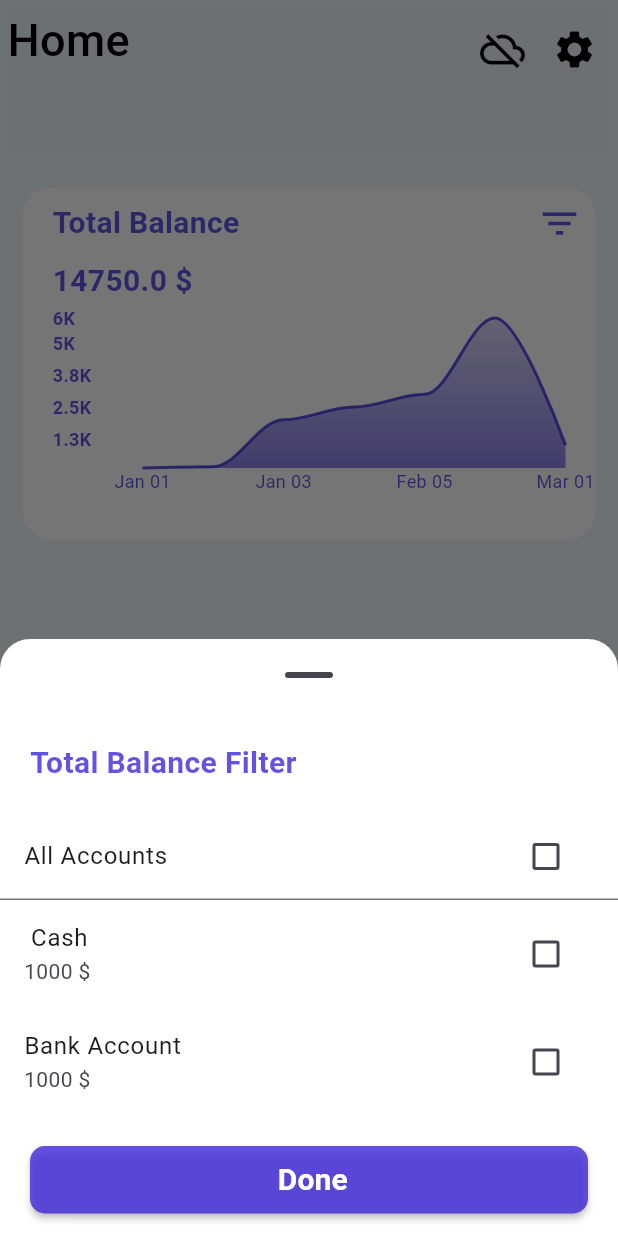
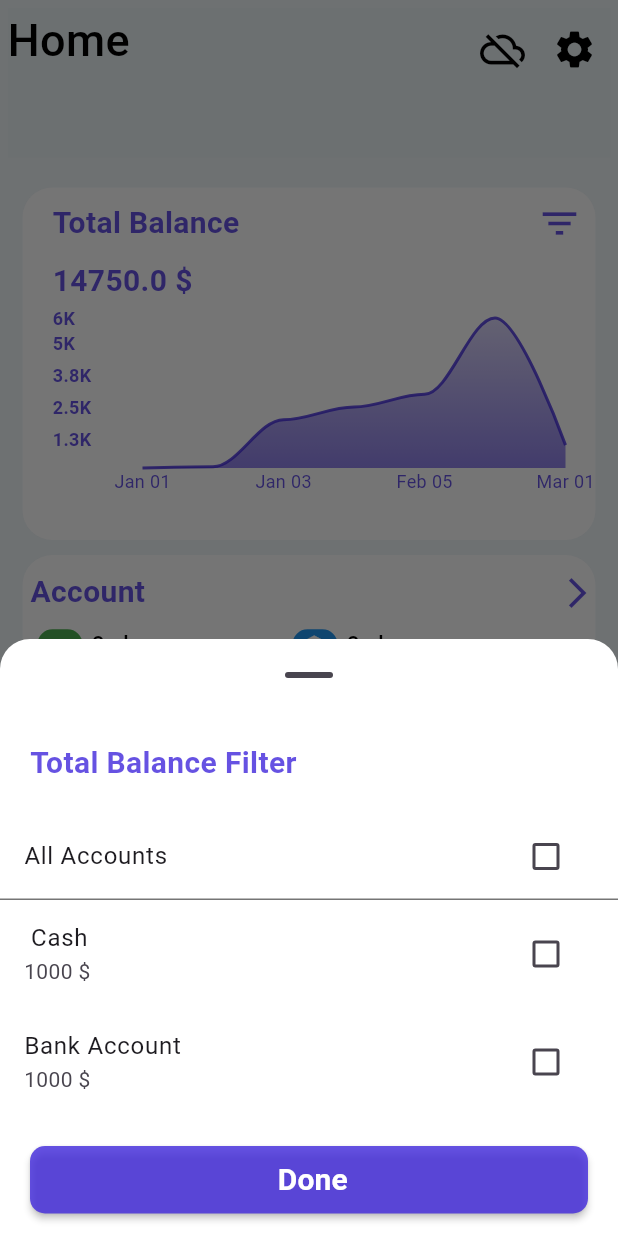
Before and after one commit to Khaled280-313/cash_flow, a Flutter app: the Home screen opened directly, after a tap on the "filter list" icon, on a phone screen of 412 x 824 dp. Run offline on Flutter 3.47's test engine with Material 3 defaults, Android fonts, the phone set to English and light mode, and no system bars; drawn by our look-alikes of fl_chart; our stand-ins replace dio, flutter_bloc, get_it, go_router, persistent_bottom_nav_bar, shared_preferences and 1 more; missing offline and left inert: data_connection_checker_tv; accounts and stored records are empty; Roboto replaces fonts that are missing (Montserrat).

Commit message:
Add account transaction data models and enhance UI components for better expense tracking

```diff
--- a/lib/core/utils/app_strings.dart
+++ b/lib/core/utils/app_strings.dart
@@ -45,5 +45,6 @@ abstract class AppStrings {
       cash = " Cash",
       bankAccount = "Bank Account",
       done = " Done",
-      allAccounts = "All Accounts";
+      allAccounts = "All Accounts",
+      account = " Account";
 }
--- a/lib/core/utils/app_text_style.dart
+++ b/lib/core/utils/app_text_style.dart
@@ -32,4 +32,11 @@ abstract class AppTextStyle {
     color: AppColor.primary,
     fontFamily: 'Montserrat',
   );
+
+  static final montserratBoldStyle12 = TextStyle(
+    fontSize: 12,
+    fontWeight: FontWeight.bold,
+    color: AppColor.black,
+    fontFamily: 'Montserrat',
+  );
 }
--- a/lib/features/home/presentation/widgets/custom_chart.dart
+++ b/lib/features/home/presentation/widgets/custom_chart.dart
@@ -31,7 +31,9 @@ class CustomChart extends StatelessWidget {
                   padding: EdgeInsets.only(left: 20, bottom: 10),
                   child: Text("${totalAmount.toString()} \$",
                       style: AppTextStyle.montserratBoldStyle20)),
-              CustomLineChart(),
+              CustomLineChart(
+                data: dailyExpenses,
+              ),
             ]),
       ),
     );
--- a/lib/features/home/presentation/widgets/custom_line_chart.dart
+++ b/lib/features/home/presentation/widgets/custom_line_chart.dart
@@ -3,11 +3,12 @@ import 'package:flutter/material.dart';
 import '../../../../core/function/format_amount.dart';
 import '../../../../core/function/get_date_title.dart';
 import '../../../../core/utils/app_color.dart';
-import '../../data/repositories/data.dart';
 
 class CustomLineChart extends StatefulWidget {
+  final List data;
   const CustomLineChart({
     super.key,
+    required this.data,
   });
 
   @override
@@ -22,7 +23,8 @@ class _CustomLineChartState extends State<CustomLineChart> {
   late double maxValue;
   void _initializeChartData() {
 // 1. استخراج القيم وحذف التكرارات
-    amounts = dailyExpenses.map((e) => e.amount).toList().toSet().toList();
+    amounts =
+        widget.data.map((e) => e.amount as double).toList().toSet().toList();
 
     // 2. ترتيب تنازلي واختيار أكبر 5 قيم
     amounts.sort((a, b) => b.compareTo(a));
@@ -140,7 +142,7 @@ class _CustomLineChartState extends State<CustomLineChart> {
                   ),
                 ),
 
-                spots: _convertToSpots(),
+                spots: _convertToSpots(widget.data),
                 isCurved: true,
                 color: AppColor.primary,
                 dotData: FlDotData(show: false),
@@ -153,8 +155,8 @@ class _CustomLineChartState extends State<CustomLineChart> {
   }
 }
 
-List<FlSpot> _convertToSpots() {
-  return dailyExpenses
+List<FlSpot> _convertToSpots(List data) {
+  return data
       .asMap()
       .entries
       .map(
--- /dev/null
+++ b/lib/features/home/presentation/widgets/custum_row_acount.dart
@@ -0,0 +1,140 @@
+import 'package:cash_flow/features/home/presentation/widgets/custom_line_chart.dart';
+import 'package:flutter/material.dart';
+import '../../../../core/utils/app_color.dart';
+import '../../../../core/utils/app_text_style.dart';
+
+class CustumRowAcount extends StatelessWidget {
+  final Color? color;
+  final String? title;
+  final String? amount;
+  final IconData? icon;
+  final List data;
+  const CustumRowAcount({
+    super.key,
+    this.color,
+    this.title,
+    this.amount,
+    this.icon,
+    required this.data,
+  });
+
+  @override
+  Widget build(BuildContext context) {
+    return InkWell(
+      hoverColor: AppColor.black,
+      splashColor: AppColor.black,
+      onLongPress: () {},
+      onTap: () {
+        showModalBottomSheet(
+          isDismissible: true,
+          isScrollControlled: true,
+          backgroundColor: AppColor.white,
+          useRootNavigator: true,
+          shape: RoundedRectangleBorder(
+            borderRadius: BorderRadius.only(
+              topLeft: Radius.circular(20),
+              topRight: Radius.circular(20),
+            ),
+          ),
+          elevation: 40,
+          useSafeArea: true,
+          enableDrag: true,
+          showDragHandle: true,
+          context: context,
+          builder: (context) {
+            return Container(
+                width: double.infinity,
+                height: 200,
+                decoration: BoxDecoration(
+                  color: AppColor.white,
+                  borderRadius: BorderRadius.only(
+                    topLeft: Radius.circular(20),
+                    topRight: Radius.circular(20),
+                  ),
+                ),
+                child: Column(
+                  mainAxisAlignment: MainAxisAlignment.start,
+                  crossAxisAlignment: CrossAxisAlignment.start,
+                  spacing: 3,
+                  children: [
+                    Padding(
+                      padding: EdgeInsets.fromLTRB(15, 1, 1, 10),
+                      child: Row(
+                        children: [
+                          Container(
+                            height: 30,
+                            width: 30,
+                            decoration: BoxDecoration(
+                              color: color,
+                              borderRadius: BorderRadius.circular(10),
+                            ),
+                            child: Icon(icon, color: AppColor.white),
+                          ),
+                          Text(
+                            title!,
+                            style: AppTextStyle.montserratBoldStyle12,
+                          ),
+                          Padding(
+                            padding: EdgeInsets.only(left: 260),
+                            child: IconButton(
+                                iconSize: 30,
+                                onPressed: () {},
+                                icon: Icon(Icons.draw_outlined)),
+                          ),
+                        ],
+                      ),
+                    ),
+                    Container(
+                      width: double.infinity,
+                      height: 130,
+                      decoration: BoxDecoration(color: AppColor.white),
+                      child: CustomLineChart(
+                        data: data,
+                      ),
+                    ),
+                  ],
+                ));
+          },
+        );
+      },
+      child: Container(
+        height: 50,
+        width: 170,
+        decoration: BoxDecoration(
+          color: AppColor.white,
+          borderRadius: BorderRadius.circular(10),
+        ),
+        child: Row(
+          mainAxisAlignment: MainAxisAlignment.start,
+          crossAxisAlignment: CrossAxisAlignment.start,
+          spacing: 3,
+          children: [
+            Container(
+              height: 30,
+              width: 30,
+              decoration: BoxDecoration(
+                color: color,
+                borderRadius: BorderRadius.circular(10),
+              ),
+              child: Icon(icon, color: AppColor.white),
+            ),
+            Column(
+              crossAxisAlignment: CrossAxisAlignment.start,
+              mainAxisAlignment: MainAxisAlignment.start,
+              children: [
+                Text(
+                  title!,
+                  style: AppTextStyle.montserratBoldStyle12,
+                ),
+                Text(
+                  amount!,
+                  style: AppTextStyle.montserratBoldStyle12,
+                )
+              ],
+            )
+          ],
+        ),
+      ),
+    );
+  }
+}
--- /dev/null
+++ b/lib/features/home/presentation/widgets/custum_widget_acount.dart
@@ -0,0 +1,69 @@
+import 'package:flutter/material.dart';
+
+import '../../../../core/utils/app_color.dart';
+import '../../../../core/utils/app_strings.dart';
+import '../../../../core/utils/app_text_style.dart';
+import '../../data/repositories/bank_acount_transaction.dart';
+import '../../data/repositories/cash_transaction.dart';
+import 'custum_row_acount.dart';
+
+class CustumWidgetAcount extends StatelessWidget {
+  const CustumWidgetAcount({
+    super.key,
+  });
+
+  @override
+  Widget build(BuildContext context) {
+    return SliverToBoxAdapter(
+        child: InkWell(
+      onLongPress: () {},
+      onTap: () {},
+      child: Container(
+        height: 110,
+        margin: EdgeInsets.symmetric(horizontal: 10, vertical: 10),
+        decoration: BoxDecoration(
+          color: Colors.white,
+          borderRadius: BorderRadius.circular(20),
+        ),
+        child: Column(
+          crossAxisAlignment: CrossAxisAlignment.start,
+          mainAxisAlignment: MainAxisAlignment.center,
+          spacing: 10,
+          children: [
+            Row(
+              mainAxisAlignment: MainAxisAlignment.spaceBetween,
+              crossAxisAlignment: CrossAxisAlignment.center,
+              children: [
+                Text(AppStrings.account,
+                    style: AppTextStyle.montserratBoldStyle20),
+                Icon(
+                  Icons.arrow_forward_ios_outlined,
+                  color: AppColor.primary,
+                ),
+              ],
+            ),
+            Padding(
+              padding: const EdgeInsets.only(left: 10, right: 10),
+              child: Row(
+                children: [
+                  CustumRowAcount(
+                      data: cashTransaction,
+                      color: Colors.green,
+                      title: AppStrings.cash,
+                      amount: "1000\$",
+                      icon: Icons.payments),
+                  CustumRowAcount(
+                      data: bankAcountTransaction,
+                      color: Colors.blue,
+                      title: AppStrings.cash,
+                      amount: "5000\$",
+                      icon: Icons.account_balance_outlined),
+                ],
+              ),
+            ),
+          ],
+        ),
+      ),
+    ));
+  }
+}
```
Also changed, not shown: lib/features/home/data/repositories/bank_acount_transaction.dart (added, +16 -0 lines), lib/features/home/data/repositories/cash_transaction.dart (added, +16 -0 lines), lib/features/home/presentation/pages/home.dart (+3 -47 lines).
